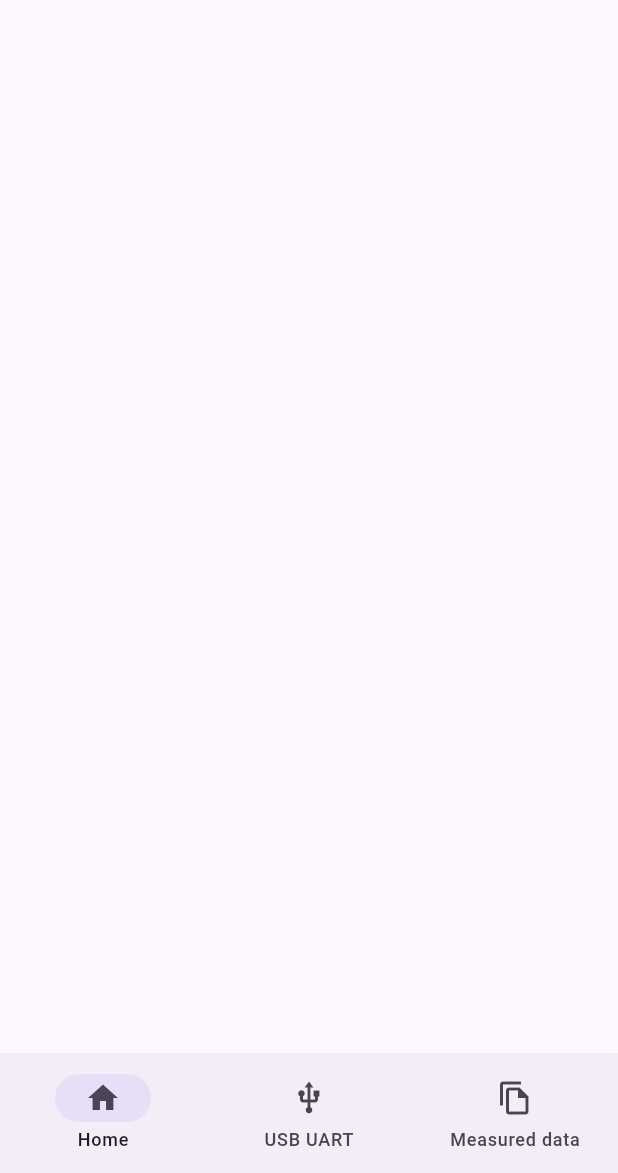
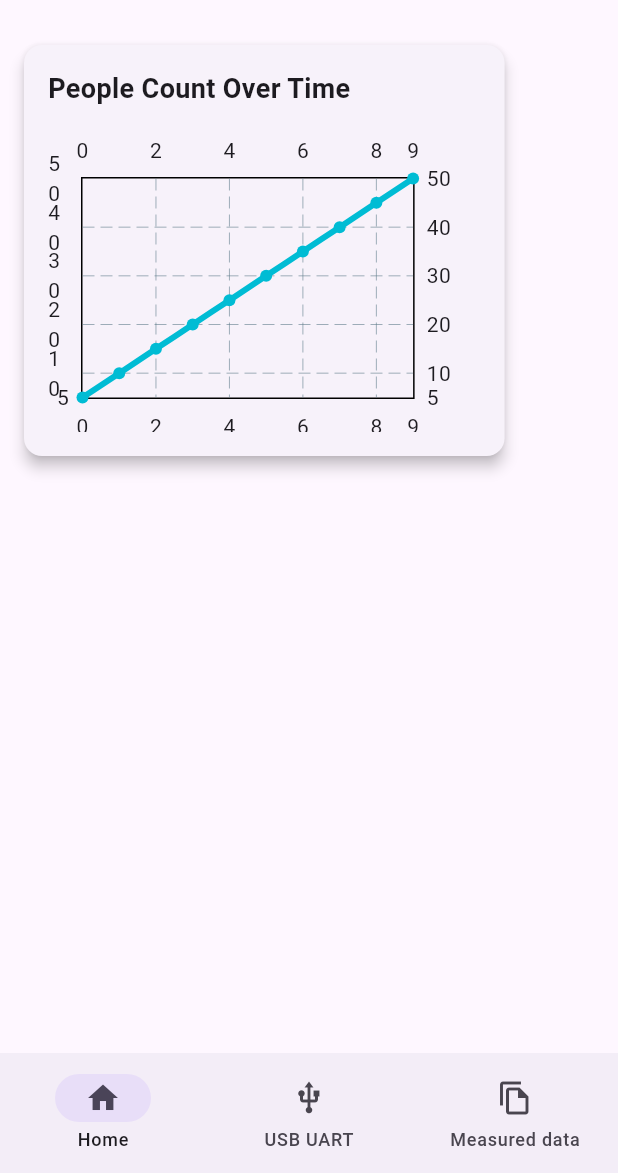
Before and after one commit to j-sikula/Detecting-number-of-people, a Flutter app: the screen it shows after launch, on a phone screen of 412 x 824 dp, the part 63-1236 px from its top. Run offline on Flutter 3.47's test engine with Material 3 defaults, Android fonts, the phone set to English and light mode, and no system bars; drawn by our look-alikes of fl_chart; our stand-ins replace file_picker, googleapis_auth; missing offline and left inert: flutter_libserialport, googleapis, usb_serial, window_size.

Commit message:
Fl_chart added, backup to flutter upgrade from 3.5.1 to new version

```diff
--- a/src/sensor_gui/lib/control/people_detector.dart
+++ b/src/sensor_gui/lib/control/people_detector.dart
@@ -215,11 +215,12 @@ class PeopleDetector {
             for (int j = 0; j < peopleMovements.length; j++) {
               minDistance = getDistance(peopleMovements[j].currentPosition,
                   indexesOfLocalMinimums[i]);
-            }
-            if (minDistance >= MIN_LOCAL_MINIMUMS_DISTANCE) {
-              peopleMovements.add(PersonMovement(indexesOfLocalMinimums[i]));
-              indexesOfPresentPeople.add(indexesOfLocalMinimums[
-                  i]); // Add the index of the local minimum
+
+              if (minDistance >= MIN_LOCAL_MINIMUMS_DISTANCE) {
+                peopleMovements.add(PersonMovement(indexesOfLocalMinimums[i]));
+                indexesOfPresentPeople.add(indexesOfLocalMinimums[
+                    i]); // Add the index of the local minimum
+              }
             }
           }
         }
--- a/src/sensor_gui/lib/measured_data_visualiser/grid_algorithm_data_widget.dart
+++ b/src/sensor_gui/lib/measured_data_visualiser/grid_algorithm_data_widget.dart
@@ -10,10 +10,9 @@ class GridAlgorithmDataWidget extends StatelessWidget {
   Widget build(BuildContext context) {
     return Column(
       children: [
-        Text(
+        Container(child: Text(
           data.textToDisplay,
-
-        ),
+        ),),
         SizedBox(
           width: 400,
           height: 400,
@@ -28,10 +27,11 @@ class GridAlgorithmDataWidget extends StatelessWidget {
               return Container(
                 alignment: Alignment.center,
                 decoration: BoxDecoration(
-                  color: data.highlightedData[index] ?? Color.lerp(
-                      const Color.fromARGB(255, 14, 5, 141),
-                      const Color.fromARGB(255, 255, 17, 0),
-                      data.dataGrid[index] / 4000),
+                  color: data.highlightedData[index] ??
+                      Color.lerp(
+                          const Color.fromARGB(255, 14, 5, 141),
+                          const Color.fromARGB(255, 255, 17, 0),
+                          data.dataGrid[index] / 4000),
                   border: Border.all(color: Colors.black),
                 ),
                 child: Text(
--- a/src/sensor_gui/lib/navigation_main_screen.dart
+++ b/src/sensor_gui/lib/navigation_main_screen.dart
@@ -1,5 +1,6 @@
 import 'package:flutter/material.dart';
 import 'package:sensor_gui/measured_data_visualiser/measured_data_visualiser_screen.dart';
+import 'package:sensor_gui/resullts_visualiser/home_screen.dart';
 import 'package:sensor_gui/sensor_data_visualiser/sensor_data_visualiser_screen.dart';
 
 class NavigationMainScreen extends StatefulWidget {
@@ -49,9 +50,7 @@ class _NavigationMainScreenState extends State<NavigationMainScreen> {
                     )
                   : const SizedBox(),
               <Widget>[
-                const SizedBox(
-                  width: 10,
-                ),
+                const HomeScreen(),
                 const SensorDataVisualiserScreen(),
                 SizedBox(width: constraints.maxWidth - 120, child: const MeasuredDataVisualiserScreen()),
               ][currentPageIndex],
--- /dev/null
+++ b/src/sensor_gui/lib/resullts_visualiser/home_screen.dart
@@ -0,0 +1,30 @@
+import 'package:fl_chart/fl_chart.dart';
+import 'package:flutter/material.dart';
+import 'package:sensor_gui/resullts_visualiser/people_count_graph.dart';
+
+class HomeScreen extends StatelessWidget {
+  const HomeScreen({super.key});
+
+  final List<FlSpot> dataPoints = const [
+    FlSpot(0, 5),
+    FlSpot(1, 10),
+    FlSpot(2, 15),
+    FlSpot(3, 20),
+    FlSpot(4, 25),
+    FlSpot(5, 30),
+    FlSpot(6, 35),
+    FlSpot(7, 40),
+    FlSpot(8, 45),
+    FlSpot(9, 50),
+  ];
+
+  @override
+  Widget build(BuildContext context) {
+    return Column(
+      children: [
+        PeopleCountGraph(dataPoints: dataPoints)
+
+      ],
+    );
+  }
+}
--- /dev/null
+++ b/src/sensor_gui/lib/resullts_visualiser/people_count_graph.dart
@@ -0,0 +1,51 @@
+import 'package:flutter/material.dart';
+import 'package:fl_chart/fl_chart.dart';
+
+class PeopleCountGraph extends StatelessWidget {
+  final List<FlSpot> dataPoints;
+
+  const PeopleCountGraph({super.key, required this.dataPoints});
+
+  @override
+  Widget build(BuildContext context) {
+    return Card(
+      elevation: 4,
+      margin: const EdgeInsets.all(16),
+      child: Padding(
+        padding: const EdgeInsets.all(16),
+        child: Column(
+          crossAxisAlignment: CrossAxisAlignment.start,
+          children: [
+            const Text(
+              'People Count Over Time',
+              style: TextStyle(fontSize: 18, fontWeight: FontWeight.bold),
+            ),
+            const SizedBox(height: 16),
+            SizedBox(
+              height: 200,
+              child: LineChart(
+                LineChartData(
+                  gridData: const FlGridData(show: true),
+                  titlesData: const FlTitlesData(
+                    leftTitles: AxisTitles(sideTitles: SideTitles(showTitles: true),),
+                    bottomTitles: AxisTitles(sideTitles: SideTitles(showTitles: true),),
+                  ),
+                  borderData: FlBorderData(show: true),
+                  lineBarsData: [
+                    LineChartBarData(
+                      spots: dataPoints,
+                      isCurved: true,
+                      barWidth: 4,
+                      isStrokeCapRound: true,
+                      belowBarData: BarAreaData(show: false),
+                    ),
+                  ],
+                ),
+              ),
+            ),
+          ],
+        ),
+      ),
+    );
+  }
+}
--- a/src/sensor_gui/pubspec.yaml
+++ b/src/sensor_gui/pubspec.yaml
@@ -44,6 +44,7 @@ dependencies:
     git:
       url: https://github.com/jymden/usbserial.git
       ref: master
+  fl_chart: ^1.0.0
 
 dev_dependencies:
   flutter_test:
```
Also changed, not shown: src/sensor_gui/pubspec.lock.
